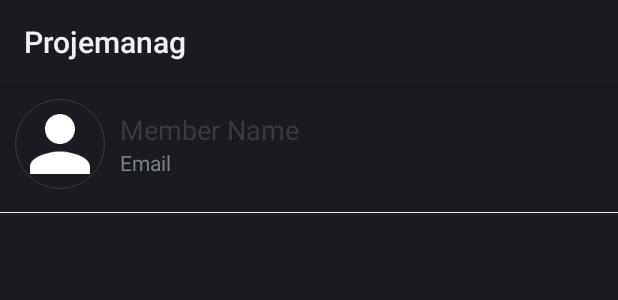
After one commit to jatinmaniyar/Projemanag, an Android app: the layout item_member.xml on its own in the app's theme, with its tools: preview values and no code run, on a phone screen of 412 x 824 dp. The commit adds this screen. Shown: the top 300 px of the screen. Run offline under Robolectric (Android 15) with nearby library versions, the phone set to English and light mode, and no system bars.

Commit message:
Fetch and display members of card

```diff
--- a/app/src/main/AndroidManifest.xml
+++ b/app/src/main/AndroidManifest.xml
@@ -13,6 +13,11 @@
         android:roundIcon="@mipmap/ic_launcher_round"
         android:supportsRtl="true"
         android:theme="@style/Theme.Projemanag">
+        <activity
+            android:name=".activities.MembersActivity"
+            android:exported="false"
+            android:screenOrientation="portrait"
+            android:theme="@style/Theme.AppCompat.Light.NoActionBar"/>
         <activity
             android:name=".activities.TaskListActivity"
             android:exported="false"
--- a/app/src/main/java/com/example/projemanag/utils/Constants.kt
+++ b/app/src/main/java/com/example/projemanag/utils/Constants.kt
@@ -9,4 +9,6 @@ object Constants {
     const val ASSIGNED_TO : String = "assignedTo"
     const val DOCUMENT_ID : String = "documentId"
     const val TASK_LIST : String = "taskList"
+    const val BOARD_DETAIL : String = "board_detail"
+    const val ID : String = "id"
 }
--- /dev/null
+++ b/app/src/main/res/layout/item_member.xml
@@ -0,0 +1,57 @@
+<?xml version="1.0" encoding="utf-8"?>
+<!--START-->
+<LinearLayout xmlns:android="http://schemas.android.com/apk/res/android"
+    xmlns:app="http://schemas.android.com/apk/res-auto"
+    xmlns:tools="http://schemas.android.com/tools"
+    android:layout_width="match_parent"
+    android:layout_height="wrap_content"
+    android:layout_marginBottom="@dimen/item_member_marginBottom"
+    android:orientation="vertical">
+
+    <LinearLayout
+        android:layout_width="match_parent"
+        android:layout_height="wrap_content"
+        android:gravity="center_vertical"
+        android:orientation="horizontal"
+        android:padding="@dimen/item_member_content_padding">
+
+        <de.hdodenhof.circleimageview.CircleImageView
+            android:id="@+id/iv_member_image"
+            android:layout_width="@dimen/item_member_member_image_size"
+            android:layout_height="@dimen/item_member_member_image_size"
+            android:contentDescription="@string/image_contentDescription"
+            android:src="@drawable/ic_user_place_holder"
+            app:civ_border_color="@color/primary_text_color"
+            app:civ_border_width="@dimen/item_member_image_circular_width_size" />
+
+        <LinearLayout
+            android:layout_width="match_parent"
+            android:layout_height="wrap_content"
+            android:layout_marginStart="@dimen/item_member_detail_layout_marginStart"
+            android:orientation="vertical">
+
+            <TextView
+                android:id="@+id/tv_member_name"
+                android:layout_width="match_parent"
+                android:layout_height="wrap_content"
+                android:textColor="@color/primary_text_color"
+                android:textSize="@dimen/item_member_name_text_size"
+                tools:text="Member Name" />
+
+            <TextView
+                android:id="@+id/tv_member_email"
+                android:layout_width="match_parent"
+                android:layout_height="wrap_content"
+                android:textColor="@color/secondary_text_color"
+                android:textSize="@dimen/item_member_email_text_size"
+                tools:text="Email" />
+        </LinearLayout>
+    </LinearLayout>
+
+    <View
+        android:layout_width="match_parent"
+        android:layout_height="@dimen/item_member_divider_height"
+        android:layout_marginTop="@dimen/item_member_divider_marginTop"
+        android:background="@color/divider_color" />
+</LinearLayout>
+    <!--END-->
--- a/app/src/main/res/values/dimens.xml
+++ b/app/src/main/res/values/dimens.xml
@@ -84,4 +84,17 @@
     <dimen name="item_card_name_text_size">16sp</dimen>
     <dimen name="item_card_members_text_padding">10dp</dimen>
     <dimen name="item_card_members_text_size">14sp</dimen>
+
+    <dimen name="members_content_padding">16dp</dimen>
+    <dimen name="members_cv_marginTop">5dp</dimen>
+
+    <dimen name="item_member_marginBottom">10dp</dimen>
+    <dimen name="item_member_content_padding">10dp</dimen>
+    <dimen name="item_member_member_image_size">60dp</dimen>
+    <dimen name="item_member_image_circular_width_size">0.5dp</dimen>
+    <dimen name="item_member_detail_layout_marginStart">10dp</dimen>
+    <dimen name="item_member_name_text_size">18sp</dimen>
+    <dimen name="item_member_email_text_size">14sp</dimen>
+    <dimen name="item_member_divider_height">0.3dp</dimen>
+    <dimen name="item_member_divider_marginTop">5dp</dimen>
 </resources>
--- a/app/src/main/res/values/strings.xml
+++ b/app/src/main/res/values/strings.xml
@@ -34,4 +34,5 @@
     <string name="action_add_card">Add Card</string>
     <string name="hint_card_name">Card Name</string>
     <string name="add_list">Add List</string>
+    <string name="members">Members</string>
 </resources>
```
Also changed, not shown: app/src/main/java/com/example/projemanag/activities/MembersActivity.kt (added, +55 -0 lines), app/src/main/java/com/example/projemanag/activities/TaskListActivity.kt (+19 -0 lines), app/src/main/java/com/example/projemanag/adapters/MemberListItemsAdapter.kt (added, +45 -0 lines), app/src/main/java/com/example/projemanag/firebase/FirestoreClass.kt (+20 -0 lines), app/src/main/res/layout/activity_members.xml (added, +47 -0 lines), app/src/main/res/menu/menu_members.xml (added, +12 -0 lines).
